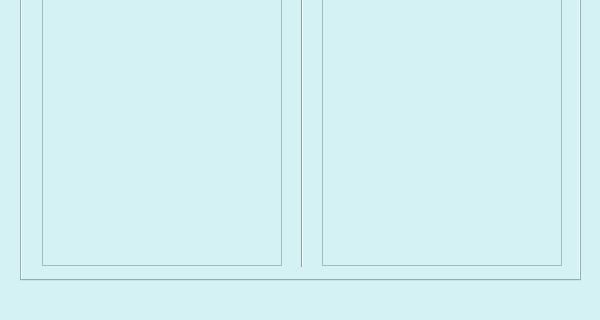
First picture: the form in Lucas-Veloso/listas.ui, repository LucVeloso/Qt, before the edit; both pictures show x 0 to 600 and y 280 to 600 of the 600 by 600 pixel window.
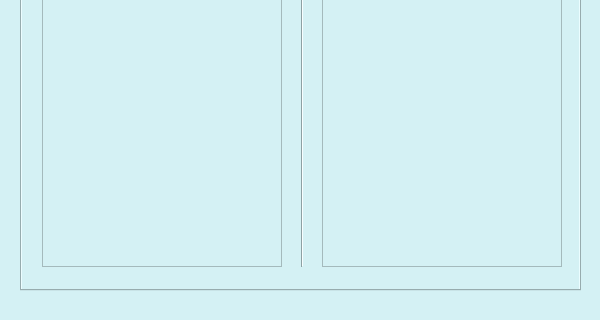
Second picture: the form after the edit. The open tabs and pages were chosen to show the change. Icons and pictures are not drawn.

Diff of the .ui file:
```diff
--- a/Lucas-Veloso/listas.ui
+++ b/Lucas-Veloso/listas.ui
@@ -1139,7 +1139,7 @@
         <x>20</x>
         <y>60</y>
         <width>561</width>
-        <height>501</height>
+        <height>511</height>
        </rect>
       </property>
       <property name="currentIndex">
@@ -1306,7 +1306,7 @@
           <x>20</x>
           <y>50</y>
           <width>240</width>
-          <height>410</height>
+          <height>411</height>
          </rect>
         </property>
         <attribute name="horizontalHeaderVisible">
@@ -1353,7 +1353,7 @@
           <x>300</x>
           <y>50</y>
           <width>240</width>
-          <height>410</height>
+          <height>411</height>
          </rect>
         </property>
         <attribute name="horizontalHeaderVisible">
```
Left out of the diff: 11 changed lines with no effect on the pictures.
